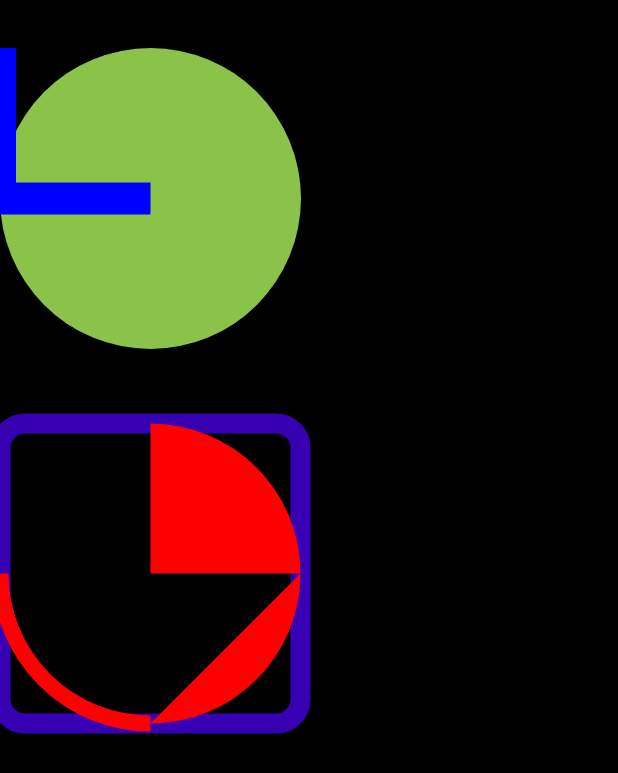
After one commit to yukaida/ExampleApp, an Android app: the layout activity_custom_view.xml on its own in the app's theme, with its tools: preview values and no code run, on a phone screen of 412 x 824 dp. The commit adds this screen. Shown: the top 773 px of the screen. Run offline under Robolectric (Android 15) with nearby library versions, the phone set to English and light mode, and no system bars.

Commit message:
dev 添加自定义view部分

```diff
--- a/app/src/main/java/com/yukaida/exampleapplication/MainActivity.kt
+++ b/app/src/main/java/com/yukaida/exampleapplication/MainActivity.kt
@@ -5,6 +5,7 @@ import android.os.Bundle
 import androidx.core.view.WindowCompat
 import androidx.recyclerview.widget.LinearLayoutManager
 import com.yukaida.exampleapplication.databinding.ActivityMainBinding
+import com.yukaida.exampleapplication.image.MainTypeImageAdapter
 
 class MainActivity : AppCompatActivity() {
     private val vb by lazy {
--- a/app/src/main/java/com/yukaida/exampleapplication/ImageActivity.kt
+++ b/app/src/main/java/com/yukaida/exampleapplication/image/ImageActivity.kt
@@ -1,4 +1,4 @@
-package com.yukaida.exampleapplication
+package com.yukaida.exampleapplication.image
 
 import androidx.appcompat.app.AppCompatActivity
 import android.os.Bundle
--- a/app/src/main/java/com/yukaida/exampleapplication/MainTypeImageAdapter.kt
+++ b/app/src/main/java/com/yukaida/exampleapplication/image/MainTypeImageAdapter.kt
@@ -1,4 +1,4 @@
-package com.yukaida.exampleapplication
+package com.yukaida.exampleapplication.image
 
 import android.content.Context
 import android.content.Intent
@@ -7,6 +7,7 @@ import android.view.View
 import android.view.ViewGroup
 import android.widget.TextView
 import androidx.recyclerview.widget.RecyclerView
+import com.yukaida.exampleapplication.R
 
 class MainTypeImageAdapter(private val context: Context, private val dataList: MutableList<String>) :
     RecyclerView.Adapter<MainTypeImageAdapter.TypeImageHolder>() {
--- a/app/src/main/java/com/yukaida/exampleapplication/imageFragment/RevertImageFragment.kt
+++ b/app/src/main/java/com/yukaida/exampleapplication/image/RevertImageFragment.kt
@@ -1,4 +1,4 @@
-package com.yukaida.exampleapplication.imageFragment
+package com.yukaida.exampleapplication.image
 
 import android.graphics.*
 import android.os.Bundle
--- /dev/null
+++ b/app/src/main/java/com/yukaida/exampleapplication/utils/funcation.kt
@@ -0,0 +1,24 @@
+package com.yukaida.exampleapplication.utils
+
+import android.content.Context
+
+//---------------- dp px 转换
+fun Int.toDp(context: Context): Int {
+    val scale = context.resources.displayMetrics.density;
+    return (this / scale + 0.5f).toInt()
+}
+
+fun Int.toPx(context: Context): Int {
+    val scale = context.resources.displayMetrics.density;
+    return (this * scale + 0.5f).toInt()
+}
+
+fun Float.toDp(context: Context): Float {
+    val scale = context.resources.displayMetrics.density;
+    return this / scale + 0.5f
+}
+
+fun Float.toPx(context: Context): Float {
+    val scale = context.resources.displayMetrics.density;
+    return this * scale + 0.5f
+}
--- /dev/null
+++ b/app/src/main/java/com/yukaida/exampleapplication/view/CustomView.kt
@@ -0,0 +1,117 @@
+package com.yukaida.exampleapplication.view
+
+import android.content.Context
+import android.graphics.Canvas
+import android.graphics.Color
+import android.graphics.Paint
+import android.graphics.Path
+import android.graphics.Rect
+import android.graphics.RectF
+import android.util.AttributeSet
+import android.view.View
+import androidx.core.content.ContextCompat
+import androidx.core.graphics.blue
+import com.yukaida.exampleapplication.R
+import com.yukaida.exampleapplication.utils.toDp
+import com.yukaida.exampleapplication.utils.toPx
+
+class CustomView(context: Context, attrs: AttributeSet) : View(context, attrs) {
+
+    override fun onMeasure(widthMeasureSpec: Int, heightMeasureSpec: Int) {
+        super.onMeasure(widthMeasureSpec, heightMeasureSpec)
+    }
+
+    override fun onLayout(changed: Boolean, left: Int, top: Int, right: Int, bottom: Int) {
+        super.onLayout(changed, left, top, right, bottom)
+    }
+
+    override fun onDraw(canvas: Canvas?) {
+        super.onDraw(canvas)
+
+        canvas?.drawCircle(
+            100f.toPx(context),
+            100f.toPx(context),
+            100f.toPx(context),
+            Paint().apply {
+                color = ContextCompat.getColor(context, R.color.green)
+                isAntiAlias = true
+            })
+
+        canvas?.drawRoundRect(
+            RectF(0f.toPx(context), 250f.toPx(context), 200f.toPx(context), 450f.toPx(context)),
+            16f.toPx(context),
+            16f.toPx(context),
+            Paint().apply {
+                color = ContextCompat.getColor(context, R.color.purple_700)
+                style = Paint.Style.STROKE
+                strokeWidth = 20f
+                isAntiAlias = true
+            })
+
+        canvas?.let {
+            with(it) {
+                drawArc(
+                    RectF(
+                        0f.toPx(context),
+                        250f.toPx(context),
+                        200f.toPx(context),
+                        450f.toPx(context)
+                    ),
+                    0f,
+                    -90f,
+                    true,
+                    Paint().apply {
+                        color = Color.RED
+                    }
+                )
+                drawArc(
+                    RectF(
+                        0f.toPx(context),
+                        250f.toPx(context),
+                        200f.toPx(context),
+                        450f.toPx(context)
+                    ),
+                    90f,
+                    90f,
+                    false,
+                    Paint().apply {
+                        color = Color.RED
+                        style = Paint.Style.STROKE
+                        strokeWidth = 16f
+                    }
+                )
+
+                drawArc(
+                    RectF(
+                        0f.toPx(context),
+                        250f.toPx(context),
+                        200f.toPx(context),
+                        450f.toPx(context)
+                    ),
+                    0f,
+                    90f,
+                    false,
+                    Paint().apply {
+                        color = Color.RED
+                        style = Paint.Style.FILL
+                        strokeWidth = 16f
+                    }
+                )
+
+                drawPath(Path().apply {
+                    lineTo(0f, 100f.toPx(context))
+                    rLineTo(100f.toPx(context), 0f)
+                }, Paint().apply {
+                    color = Color.BLUE
+                    strokeWidth = 32f
+                    style = Paint.Style.STROKE
+                })
+
+            }
+
+
+        }
+
+
+    }
+}
--- /dev/null
+++ b/app/src/main/res/layout/activity_custom_view.xml
@@ -0,0 +1,17 @@
+<?xml version="1.0" encoding="utf-8"?>
+<LinearLayout xmlns:android="http://schemas.android.com/apk/res/android"
+    xmlns:app="http://schemas.android.com/apk/res-auto"
+    xmlns:tools="http://schemas.android.com/tools"
+    android:layout_width="match_parent"
+    android:layout_height="match_parent"
+    android:background="@color/black"
+    android:orientation="vertical"
+    android:paddingTop="32dp"
+    tools:context=".view.CustomViewActivity">
+
+    <com.yukaida.exampleapplication.view.CustomView
+        android:id="@+id/customView"
+        android:layout_width="match_parent"
+        android:layout_height="match_parent" />
+
+</LinearLayout>
--- a/app/src/main/res/layout/activity_image.xml
+++ b/app/src/main/res/layout/activity_image.xml
@@ -6,7 +6,7 @@
     android:layout_height="match_parent"
     android:background="@color/black"
     android:paddingTop="32dp"
-    tools:context=".ImageActivity">
+    tools:context=".image.ImageActivity">
 
     <androidx.fragment.app.FragmentContainerView
         android:id="@+id/fragmentContainerView"
--- a/app/src/main/res/layout/fragment_revert_image.xml
+++ b/app/src/main/res/layout/fragment_revert_image.xml
@@ -6,7 +6,7 @@
     android:layout_height="match_parent"
     android:background="@color/black"
     android:paddingTop="32dp"
-    tools:context=".imageFragment.RevertImageFragment">
+    tools:context=".image.RevertImageFragment">
 
     <ImageView
         android:id="@+id/img_pic"
--- a/app/src/main/res/navigation/image_navi_graph.xml
+++ b/app/src/main/res/navigation/image_navi_graph.xml
@@ -7,7 +7,7 @@
 
     <fragment
         android:id="@+id/revertImageFragment"
-        android:name="com.yukaida.exampleapplication.imageFragment.RevertImageFragment"
+        android:name="com.yukaida.exampleapplication.image.RevertImageFragment"
         android:label="fragment_revert_image"
         tools:layout="@layout/fragment_revert_image" />
 </navigation>
--- a/app/src/main/res/values/colors.xml
+++ b/app/src/main/res/values/colors.xml
@@ -13,6 +13,6 @@
     <color name="black_t50">#80000000</color>
 
     <color name="white">#FFFFFFFF</color>
-    <color name="white_t40">#FFFFFF</color>
+    <color name="white_t40">#66FFFFFF</color>
 
 </resources>
```
Also changed, not shown: app/src/main/AndroidManifest.xml (+11 -4 lines), app/src/main/java/com/yukaida/exampleapplication/MyApp.kt (added, +18 -0 lines), app/src/main/java/com/yukaida/exampleapplication/view/CustomViewActivity.kt (added, +33 -0 lines).
